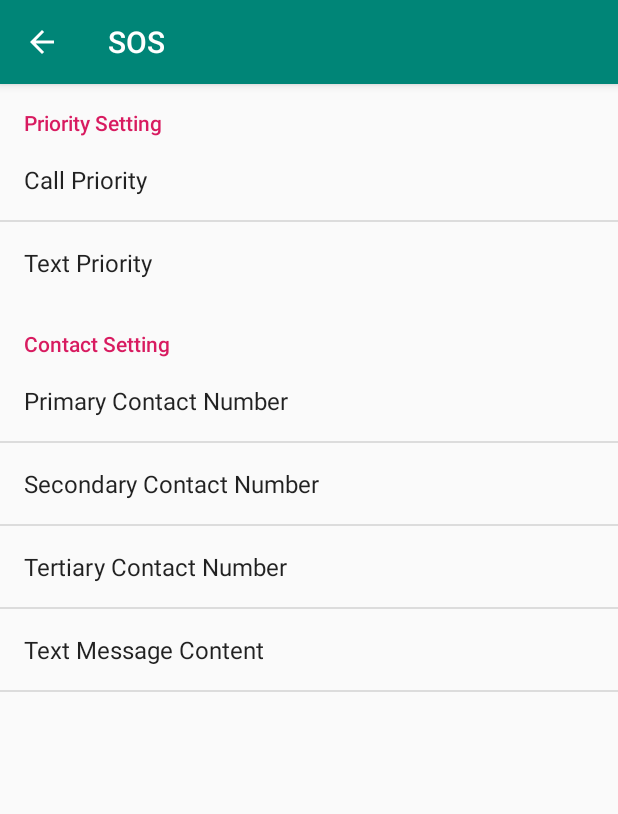
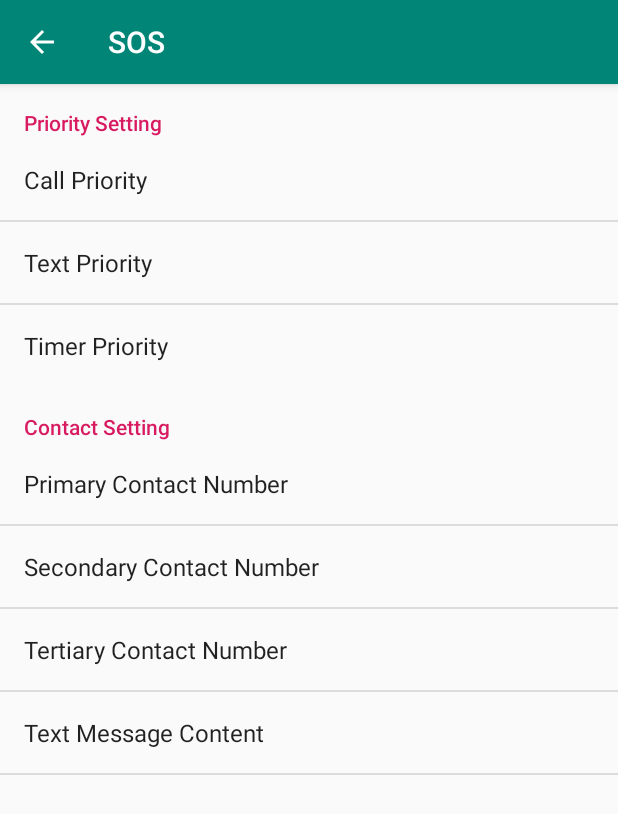
Before and after one commit to amjadz/SOS, an Android app: the SettingActivity screen opened directly, with no data from a screen before it, on a phone screen of 412 x 824 dp. Shown: the top 814 px of the screen. Run offline under Robolectric (Android 15) with nearby library versions, the phone set to English and light mode, and no system bars.

Commit message:
add timer pref

```diff
--- a/app/src/main/res/values/strings.xml
+++ b/app/src/main/res/values/strings.xml
@@ -20,6 +20,16 @@
         <item>1</item>
         <item>2</item>
     </string-array>
+    <string-array name="timerPriorities">
+        <item>Call</item>
+        <item>Text</item>
+        <item>Both</item>
+    </string-array>
+    <string-array name="timerPrioritiesAlias">
+        <item>1</item>
+        <item>2</item>
+        <item>3</item>
+    </string-array>
 
     <!-- TODO: Remove or change this placeholder text -->
     <string name="hello_blank_fragment">Hello blank fragment</string>
--- a/app/src/main/res/xml/preferences.xml
+++ b/app/src/main/res/xml/preferences.xml
@@ -8,11 +8,17 @@
                 android:entries="@array/callPriorities"
                 android:entryValues="@array/callPrioritiesAlias"/>
         <ListPreference
-                android:key="text_preference"
-                android:title="Text Priority"
+            android:key="text_preference"
+            android:title="Text Priority"
+            android:defaultValue="1"
+            android:entries="@array/textPriorities"
+            android:entryValues="@array/textPrioritiesAlias"/>
+        <ListPreference
+                android:key="timer_preference"
+                android:title="Timer Priority"
                 android:defaultValue="1"
-                android:entries="@array/textPriorities"
-                android:entryValues="@array/textPrioritiesAlias"/>
+                android:entries="@array/timerPriorities"
+                android:entryValues="@array/timerPrioritiesAlias"/>
     </PreferenceCategory>
     <PreferenceCategory android:title="Contact Setting">
         <EditTextPreference
```
Also changed, not shown: app/src/main/java/edu/uw/acevedoj/sos/AlarmService.kt (+11 -2 lines).
